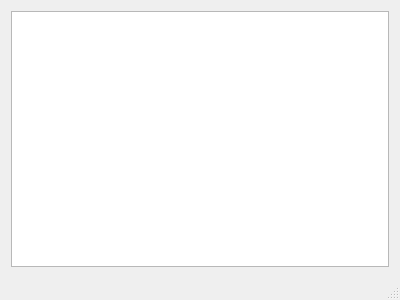
noodlecollie/crowbar, file crowbar/src/tools/database-editor/mainwindow.ui: the form before one commit.
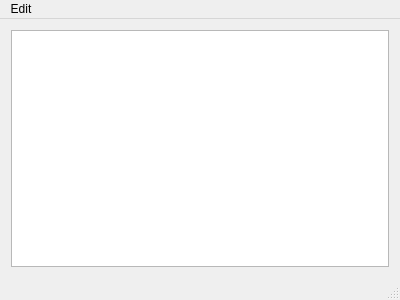
The form after the commit.

The edit to the form file:
```diff
--- a/crowbar/src/tools/database-editor/mainwindow.ui
+++ b/crowbar/src/tools/database-editor/mainwindow.ui
@@ -16,7 +16,11 @@
   <widget class="QWidget" name="centralWidget">
    <layout class="QVBoxLayout" name="verticalLayout">
     <item>
-     <widget class="QTreeView" name="treeView"/>
+     <widget class="QTreeView" name="treeView">
+      <property name="alternatingRowColors">
+       <bool>true</bool>
+      </property>
+     </widget>
     </item>
    </layout>
   </widget>
@@ -29,6 +33,15 @@
      <height>22</height>
     </rect>
    </property>
+   <widget class="QMenu" name="menuEdit">
+    <property name="title">
+     <string>Edit</string>
+    </property>
+    <addaction name="actionNew_Subkey"/>
+    <addaction name="actionInsert_Row_Before"/>
+    <addaction name="actionInsert_Row_After"/>
+   </widget>
+   <addaction name="menuEdit"/>
   </widget>
   <widget class="QStatusBar" name="statusBar"/>
  </widget>
```
Left out of the diff: 81 changed lines with no effect on the pictures.
